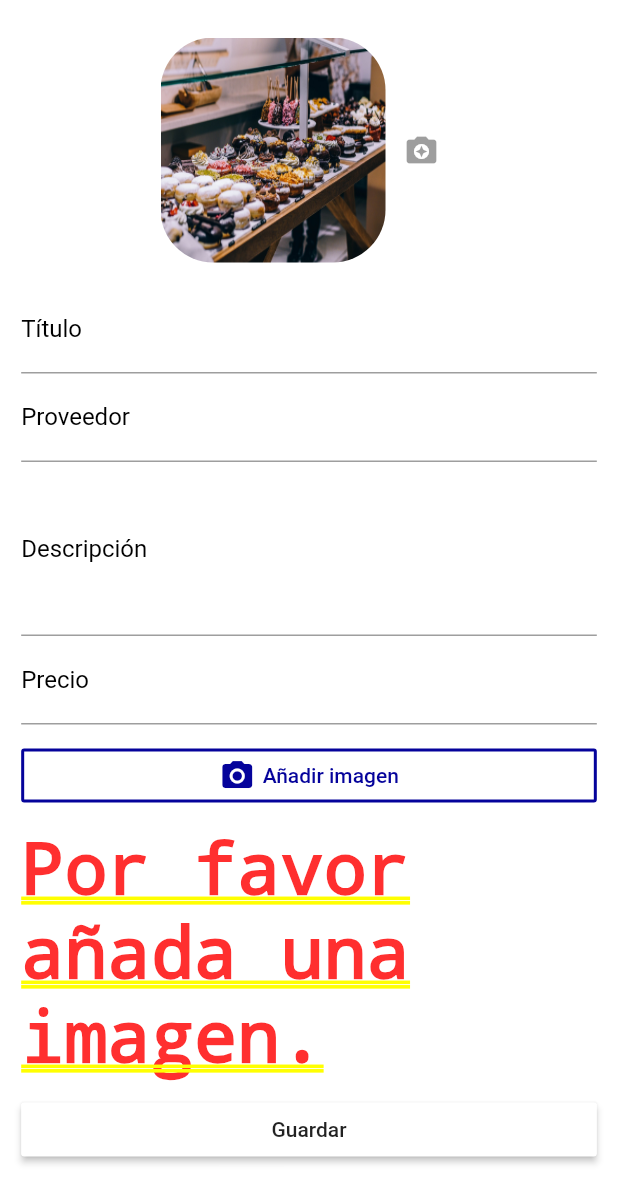
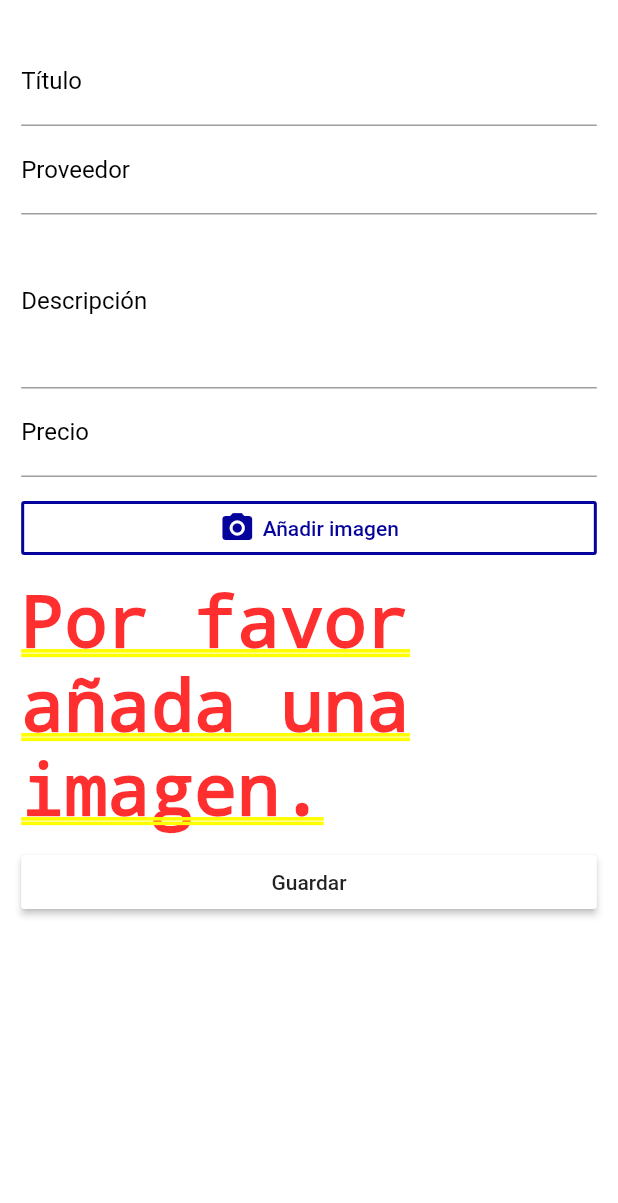
Before and after one commit to oscarlolero/ecmex-mobile-app, a Flutter app: the ProductEditPage screen opened directly, on a phone screen of 412 x 824 dp. Shown: the top 1203 px of the screen. Run offline on Flutter 3.47's test engine with Material 2 defaults, Android fonts, the phone set to English and light mode, and no system bars; our stand-ins replace image_picker; accounts and stored records are empty.

Commit message:
Image picker without cloud funcs

```diff
--- a/lib/pages/subpage/product/product_edit.dart
+++ b/lib/pages/subpage/product/product_edit.dart
@@ -1,9 +1,8 @@
+import 'dart:io';
+
 import 'package:flutter/material.dart';
 
 import 'package:scoped_model/scoped_model.dart';
-
-import 'package:image_picker/image_picker.dart';
-import 'package:firebase_core/firebase_core.dart';
 
 import '../../../models/product.dart';
 import '../../../scoped-models/main.dart';
@@ -27,6 +26,10 @@ class _ProductEditPage extends State<ProductEditPage> {
   };
 
   final GlobalKey<FormState> _formKey = GlobalKey<FormState>();
+
+  void _setImage(File image) {
+    _formData['image'] = image;
+  }
 
   Widget _buildTitleTextField(Product product) {
     return TextFormField(
@@ -187,14 +190,12 @@ class _ProductEditPage extends State<ProductEditPage> {
           padding: EdgeInsets.symmetric(horizontal: targetPadding / 2),
           children: <Widget>[
             SizedBox(height: 15.0),
-            _buildImagePicker(),
-            SizedBox(height: 15.0),
             _buildTitleTextField(product),
             _buildProviderTextField(product),
             _buildDescriptionField(product),
             _buildPriceTextField(product),
             SizedBox(height: 10.0),
-            ImageInput(),
+            ImageInput(_setImage),
             //tambien se puede usar un container
             SizedBox(height: 10.0),
             _buildSubmitButton(),
@@ -224,25 +225,6 @@ class _ProductEditPage extends State<ProductEditPage> {
 
   //Tratar de tener lo menro posible de logica en el build, solo enfocarse al diseño en el build
   //
-  _buildImagePicker() {
-    return Row(
-      mainAxisAlignment: MainAxisAlignment.center,
-      children: <Widget>[
-        ClipRRect(
-          borderRadius: BorderRadius.circular(35.0),
-          child: Image.asset(
-            'assets/food.jpg',
-            fit: BoxFit.fill,
-            width: 150.0,
-            height: 150.0,
-          )
-        ),
-        IconButton(
-            icon: Icon(Icons.camera_enhance)),
-      ],
-    );
-  }
-
   @override
   Widget build(BuildContext context) {
     return ScopedModelDescendant<MainModel>(
--- a/lib/widgets/products/image.dart
+++ b/lib/widgets/products/image.dart
@@ -4,7 +4,13 @@ import 'package:flutter/material.dart';
 
 import 'package:image_picker/image_picker.dart';
 
+import '../../models/product.dart';
+
 class ImageInput extends StatefulWidget {
+  final Function setImage;
+
+  ImageInput(this.setImage);
+
   @override
   State<StatefulWidget> createState() {
     return _ImageInputState();
@@ -20,6 +26,7 @@ class _ImageInputState extends State<ImageInput> {
         //update state
         _imageFile = image;
       });
+      widget.setImage(image);//para poder usar la imagen en product edit
       Navigator.pop(context);
     });
   }
```
Also changed, not shown: 3 other files. Lines whose indentation alone changed are shown as unchanged.
